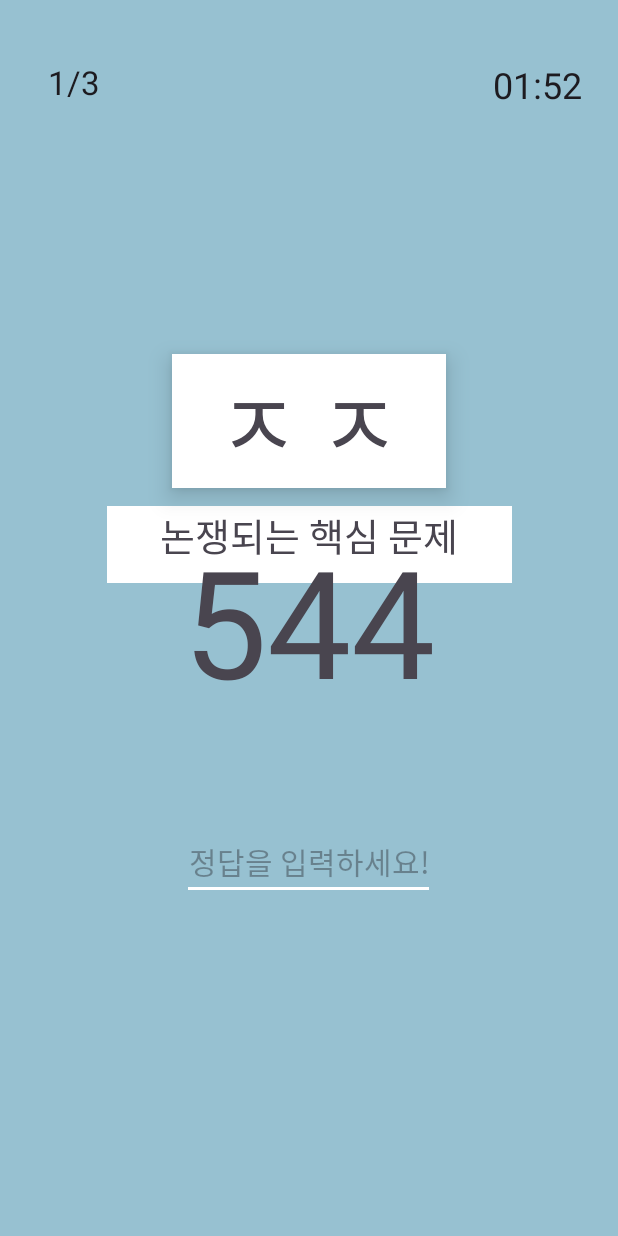
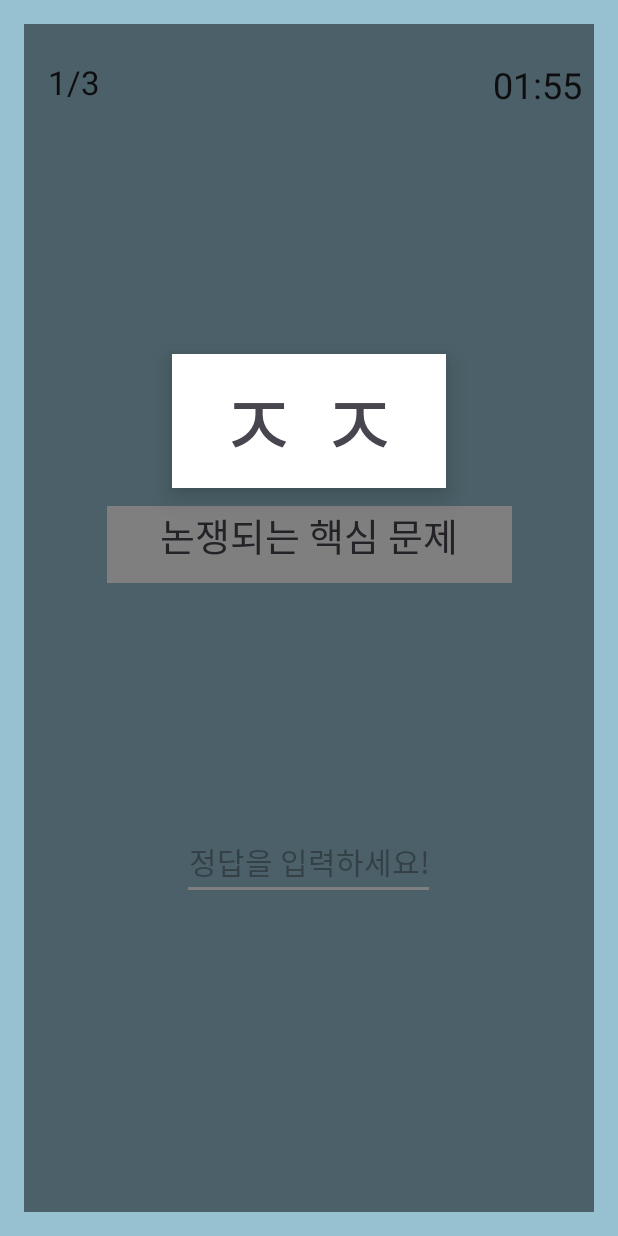
Before and after one commit to Zero020/HunminjeongeumApp, an Android app: the screen it shows after launch (QuizAActivity), on a phone screen of 412 x 824 dp. Run offline under Robolectric (Android 15) with nearby library versions, the phone set to English and light mode, and no system bars.

Commit message:
애니메이션 전까지

```diff
--- a/app/src/main/java/com/android/hunminjeongeumapp/quiz_a/QuizAActivity.kt
+++ b/app/src/main/java/com/android/hunminjeongeumapp/quiz_a/QuizAActivity.kt
@@ -4,17 +4,21 @@ import android.content.Context
 import android.content.Intent
 import android.database.Cursor
 import android.database.sqlite.SQLiteDatabase
+import android.graphics.Rect
 import android.os.Bundle
 import android.os.CountDownTimer
 import android.os.SystemClock
+import android.view.MotionEvent
 import android.view.inputmethod.EditorInfo
 import android.view.inputmethod.InputMethodManager
 import android.widget.EditText
+import android.widget.FrameLayout
 import android.widget.ImageView
 import android.widget.TextView
 import android.widget.Toast
 import androidx.appcompat.app.AppCompatActivity
 import com.android.hunminjeongeumapp.R
+
 
 class QuizAActivity : AppCompatActivity() {
 
@@ -28,6 +32,7 @@ class QuizAActivity : AppCompatActivity() {
     lateinit var number: TextView
     lateinit var resultImage: ImageView // 정답/오답 이미지
     lateinit var countdownText: TextView
+    lateinit var darkBackground: FrameLayout
 
     lateinit var correct_answer: String
     lateinit var hint1: String
@@ -47,6 +52,23 @@ class QuizAActivity : AppCompatActivity() {
     var timeLeftAtPause: Long = 0 // 타이머가 멈춘 시점
     var startTime: Long = 0
 
+    //Edit 화면외에 클릭시 키보드 내리기
+    override fun dispatchTouchEvent(ev: MotionEvent): Boolean {
+        val focusView = currentFocus
+        if (focusView != null) {
+            val rect = Rect()
+            focusView.getGlobalVisibleRect(rect)
+            val x = ev.x.toInt()
+            val y = ev.y.toInt()
+            if (!rect.contains(x, y)) {
+                val imm = getSystemService(INPUT_METHOD_SERVICE) as InputMethodManager
+                imm?.hideSoftInputFromWindow(focusView.windowToken, 0)
+                focusView.clearFocus()
+            }
+        }
+        return super.dispatchTouchEvent(ev)
+    }
+
     override fun onCreate(savedInstanceState: Bundle?) {
         super.onCreate(savedInstanceState)
         setContentView(R.layout.activity_quiz_a)
@@ -58,11 +80,10 @@ class QuizAActivity : AppCompatActivity() {
         number = findViewById(R.id.number)
         resultImage = findViewById(R.id.resultImageView) // 결과 이미지
         countdownText = findViewById(R.id.countdownText)
+        darkBackground = findViewById(R.id.darkBackground)
 
         dbManager = QuizADBManager(this, "quizA.db", null, 1)
         sqlitedb = dbManager.readableDatabase
-
-        countdownText.bringToFront()
 
         var cursor: Cursor? = sqlitedb.rawQuery("SELECT * FROM questions ORDER BY RANDOM() LIMIT 3", null)
         while (cursor?.moveToNext() == true) {
@@ -75,15 +96,31 @@ class QuizAActivity : AppCompatActivity() {
             questionsList.add(Question(str_ques, str_desc, hint1, hint2, answer))
         }
 
+
         cursor?.close()
         sqlitedb.close()
 
         startTime = SystemClock.elapsedRealtime() // 게임 시작 시점 기록
 
+        showCountdown()
+
         // 타이머 설정: 2분 후 showResult 호출
-        startCountdownTimer()
+        //startCountdownTimer()
 
         showQuestion() // 첫 번째 문제 표시
+        // EditText에 포커스가 있을 때 키보드 상태 체크
+        answer.setOnFocusChangeListener { _, hasFocus ->                darkBackground.visibility = FrameLayout.VISIBLE
+
+            if (hasFocus) {
+
+            } else {
+                // 키보드가 내려가면 darkBackground 숨기기
+                darkBackground.visibility = FrameLayout.GONE
+
+                val inputMethodManager = getSystemService(Context.INPUT_METHOD_SERVICE) as InputMethodManager
+                inputMethodManager.hideSoftInputFromWindow(answer.windowToken, 0)
+            }
+        }
 
         // 엔터키 누를 때 정답 비교
         answer.setOnEditorActionListener { _, action, _ ->
@@ -91,6 +128,11 @@ class QuizAActivity : AppCompatActivity() {
                 // 엔터 키 -> 키보드 내리기
                 val inputMethodManager = getSystemService(Context.INPUT_METHOD_SERVICE) as InputMethodManager
                 inputMethodManager.hideSoftInputFromWindow(answer.windowToken, 0)
+
+                answer.clearFocus()
+
+                darkBackground.visibility = FrameLayout.GONE
+
                 checkAnswer()
                 true
             } else {
@@ -98,8 +140,11 @@ class QuizAActivity : AppCompatActivity() {
             }
         }
 
+
+
         answer.text.clear() // EditText 초기화
     }
+
 
     // 2분 카운트다운 타이머
     fun startCountdownTimer() {
@@ -119,6 +164,7 @@ class QuizAActivity : AppCompatActivity() {
             }
         }
         countDownTimer.start()
+        answer.isEnabled = true
     }
 
     fun showQuestion() {
@@ -136,9 +182,10 @@ class QuizAActivity : AppCompatActivity() {
     }
 
     fun checkAnswer() {
+
         val userAnswer = answer.text.toString().trim()
         totalAttempts++
-
+        pauseTimer()
         if (userAnswer.equals(correct_answer, ignoreCase = true)) {
             // 정답 처리
             //totalCorrectAnswers++
@@ -160,21 +207,56 @@ class QuizAActivity : AppCompatActivity() {
         incorrectAttempts = 0
         currentQuestionIndex++
 
+        //pauseTimer()
+
         resultImage.postDelayed({
             moveToNextQuestion()
+
         }, 2000)
 
-        pauseTimer()
     }
 
     fun moveToNextQuestion() {
         resultImage.setImageResource(0) // 이미지 초기화
+        if (currentQuestionIndex == 0) {
+            // 첫 번째 문제에서만 카운트다운을 실행
+            showCountdown()
+        } else {
+            // 첫 번째 문제가 아니면 바로 다음 문제를 표시
             if (currentQuestionIndex < 3) {
                 showQuestion()
             } else {
                 showResult()
             }
             resumeTimer() // 타이머 재시작
+        }
+    }
+
+    fun showCountdown() {
+        countdownText.visibility = TextView.VISIBLE
+        answer.isEnabled = false
+
+
+        var countdown = 3 // "3, 2, 1, go!" 순으로 진행
+
+        val countdownTimer = object : CountDownTimer(4000, 1000) { // 4초간 카운트다운
+            override fun onTick(millisUntilFinished: Long) {
+                when (countdown) {
+                    3 -> countdownText.text = ""
+                    2 -> countdownText.text = "3"
+                    1 -> countdownText.text = "2"
+                    0 -> countdownText.text = "1"
+                }
+                countdown--
+            }
+
+            override fun onFinish() {
+                countdownText.visibility = TextView.INVISIBLE // 카운트다운 끝나면 텍스트 숨기기
+                showQuestion()  // 문제 표시
+                startCountdownTimer()
+            }
+        }
+        countdownTimer.start()
     }
 
     fun showIncorrectAnswer() {
@@ -188,7 +270,7 @@ class QuizAActivity : AppCompatActivity() {
                 resultImage.postDelayed({
                     resultImage.setImageResource(0)
                     resumeTimer()
-                }, 2000)
+                }, 1500)
             }
             2 -> {
                 question.text = hint2
@@ -196,20 +278,41 @@ class QuizAActivity : AppCompatActivity() {
                 resultImage.postDelayed({
                     resultImage.setImageResource(0)
                     resumeTimer()
-                }, 2000)
+                }, 1500)
             }
             3 ->  {
                 question.text = correct_answer
                 Toast.makeText(this, "3번째 오답", Toast.LENGTH_SHORT).show()
                 currentQuestionIndex++
 
-                pauseTimer()
+                if (currentQuestionIndex < 3){
                     resultImage.postDelayed({
+                        resultImage.setImageResource(0)
+                        resumeTimer()
+                        showQuestion()
+                    }, 1500)
+                }else {
+                    resultImage.postDelayed({
+                        resultImage.setImageResource(0)
+                        resumeTimer()
                         showResult()
-                }, 2000)
+                    }, 1500)
+                }
             }
         }
         answer.text.clear()
+    }
+
+    // 타이머 시작
+    fun startTimer() {
+        startTime = SystemClock.elapsedRealtime() // 게임 시작 시점 기록
+        countDownTimer.start()
+    }
+
+    // 타이머를 멈추고 2초 후 재시작
+    fun pauseTimer() {
+        isPaused = true
+        countDownTimer.cancel() // 타이머 멈추기
     }
 
     fun resumeTimer() {
@@ -232,16 +335,10 @@ class QuizAActivity : AppCompatActivity() {
         countDownTimer.start() // 타이머 시작
     }
 
-    // 타이머를 멈추고 2초 후 재시작
-    fun pauseTimer() {
-        isPaused = true
-        countDownTimer.cancel() // 타이머 멈추기
-    }
 
     fun showResult() {
         // 총 걸린 시간 계산: SystemClock.elapsedRealtime()을 사용하여 경과 시간 계산
-        val totalTime = (SystemClock.elapsedRealtime() - startTime) / 1000 // 초 단위로 경과 시간 계산
-
+        val totalTime = (SystemClock.elapsedRealtime() - startTime) / 1000
         // 평균 정답률 계산
         val accuracy = if (totalAttempts > 0) totalCorrectAnswers.toFloat() / totalAttempts else 0f
 
--- a/app/src/main/res/layout/activity_quiz_a.xml
+++ b/app/src/main/res/layout/activity_quiz_a.xml
@@ -45,22 +45,6 @@
 
 
     <TextView
-        android:translationY="0dp"
-        android:id="@+id/question"
-        android:layout_width="wrap_content"
-        android:layout_height="wrap_content"
-        android:layout_marginTop="220dp"
-        android:background="#FFFFFF"
-        android:letterSpacing="0.2"
-        android:paddingHorizontal="30dp"
-        android:text=""
-        android:textSize="60sp"
-        android:elevation="10dp"
-        app:layout_constraintEnd_toEndOf="parent"
-        app:layout_constraintStart_toStartOf="parent"
-        app:layout_constraintTop_toTopOf="parent" />
-
-    <TextView
         android:id="@+id/description"
         android:layout_width="270dp"
         android:layout_height="51dp"
@@ -72,6 +56,22 @@
         app:layout_constraintEnd_toEndOf="parent"
         app:layout_constraintStart_toStartOf="parent"
         app:layout_constraintTop_toBottomOf="@+id/question" />
+
+    <TextView
+        android:id="@+id/question"
+        android:layout_width="wrap_content"
+        android:layout_height="wrap_content"
+        android:layout_marginTop="220dp"
+        android:background="#FFFFFF"
+        android:elevation="10dp"
+        android:letterSpacing="0.2"
+        android:paddingHorizontal="30dp"
+        android:text=""
+        android:textSize="60sp"
+        android:translationY="0dp"
+        app:layout_constraintEnd_toEndOf="parent"
+        app:layout_constraintStart_toStartOf="parent"
+        app:layout_constraintTop_toTopOf="parent" />
 
     <EditText
         android:id="@+id/answer"
@@ -92,6 +92,19 @@
         app:layout_constraintHorizontal_bias="0.497"
         app:layout_constraintStart_toStartOf="parent" />
 
+    <TextView
+        android:id="@+id/countdownText"
+        android:layout_width="wrap_content"
+        android:layout_height="wrap_content"
+        android:text="544"
+        android:textSize="100sp"
+        android:translationY="1dp"
+        app:layout_constraintBottom_toTopOf="@+id/answer"
+        app:layout_constraintEnd_toEndOf="parent"
+        app:layout_constraintStart_toStartOf="parent"
+        app:layout_constraintTop_toBottomOf="@+id/question"
+        android:visibility="gone" />
+
     <FrameLayout
         android:id="@+id/darkBackground"
         android:layout_width="0dp"
@@ -102,16 +115,5 @@
         app:layout_constraintLeft_toLeftOf="parent"
         app:layout_constraintRight_toRightOf="parent"
         app:layout_constraintTop_toTopOf="parent" />
-    <TextView
-        android:id="@+id/countdownText"
-        android:layout_width="wrap_content"
-        android:layout_height="wrap_content"
-        android:text="544"
-        android:textSize="100sp"
-        android:translationY="1dp"
-        app:layout_constraintBottom_toBottomOf="parent"
-        app:layout_constraintEnd_toEndOf="parent"
-        app:layout_constraintStart_toStartOf="parent"
-        app:layout_constraintTop_toTopOf="parent" />
 
 </androidx.constraintlayout.widget.ConstraintLayout>
```
Lines whose indentation alone changed are shown as unchanged.
